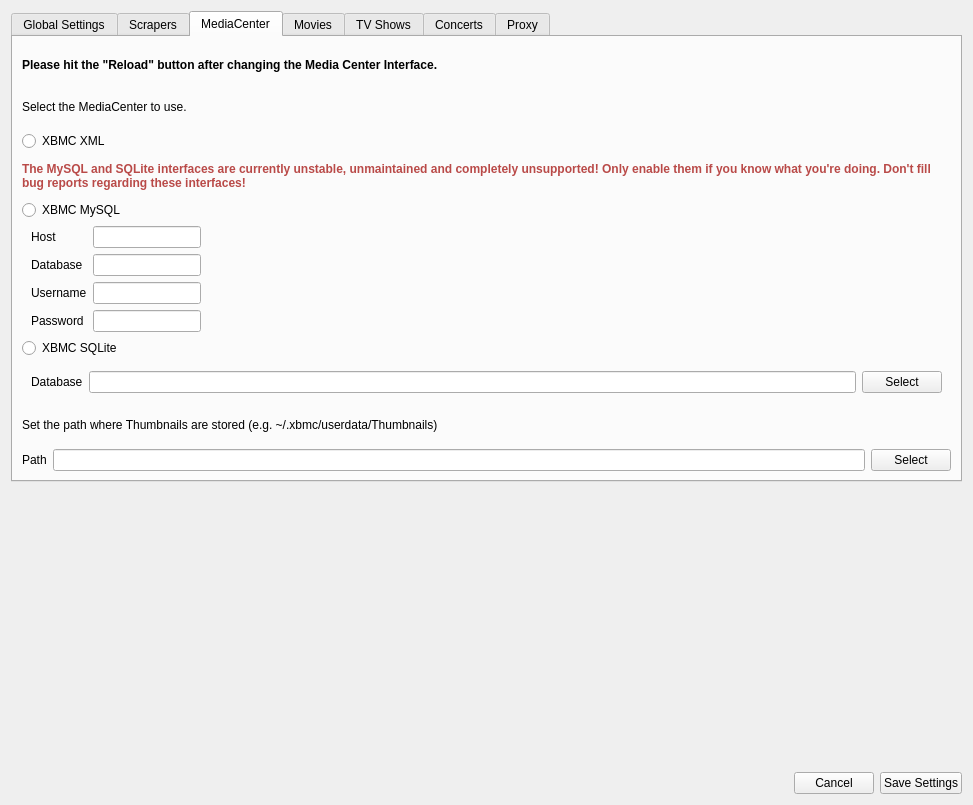
Before: the Qt Designer form settings/SettingsWidget.ui in Komet/MediaElch, drawn with Qt 5.
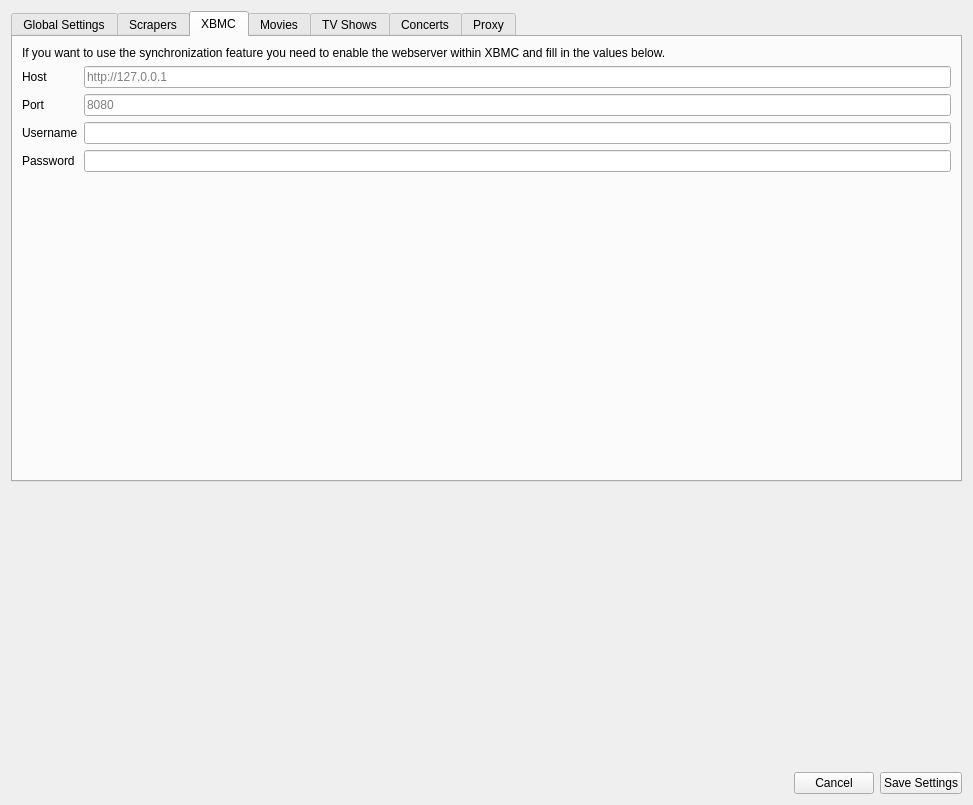
After: the same form once the commit is applied. The open tabs and pages were chosen to show the change. Icons and pictures are not drawn. Custom widgets are drawn as their Qt base class.

Commit message: Removed SQL interface and moved XBMC settings to Settings Dialog

Diff of the .ui file:
```diff
--- a/settings/SettingsWidget.ui
+++ b/settings/SettingsWidget.ui
@@ -330,19 +330,13 @@
      </widget>
      <widget class="QWidget" name="mediaCenters">
       <attribute name="title">
-       <string>MediaCenter</string>
+       <string>XBMC</string>
       </attribute>
-      <layout class="QVBoxLayout" name="verticalLayout_5">
+      <layout class="QVBoxLayout" name="verticalLayout_5" stretch="0,1">
        <item>
-        <widget class="QLabel" name="label_13">
-         <property name="font">
-          <font>
-           <weight>75</weight>
-           <bold>true</bold>
-          </font>
-         </property>
+        <widget class="QLabel" name="label_7">
          <property name="text">
-          <string>Please hit the &quot;Reload&quot; button after changing the Media Center Interface.</string>
+          <string>If you want to use the synchronization feature you need to enable the webserver within XBMC and fill in the values below.</string>
          </property>
          <property name="wordWrap">
           <bool>true</bool>
@@ -350,201 +344,56 @@
         </widget>
        </item>
        <item>
-        <widget class="QLabel" name="label_2">
-         <property name="text">
-          <string>Select the MediaCenter to use.</string>
-         </property>
-        </widget>
-       </item>
-       <item>
-        <widget class="QRadioButton" name="radioXbmcXml">
-         <property name="text">
-          <string>XBMC XML</string>
-         </property>
-        </widget>
-       </item>
-       <item>
-        <widget class="QLabel" name="labelWarning">
-         <property name="font">
-          <font>
-           <weight>75</weight>
-           <bold>true</bold>
-          </font>
-         </property>
-         <property name="styleSheet">
-          <string notr="true">color: #B94A48;</string>
-         </property>
-         <property name="text">
-          <string>The MySQL and SQLite interfaces are currently unstable, unmaintained and completely unsupported! Only enable them if you know what you're doing. Don't fill bug reports regarding these interfaces!</string>
-         </property>
-         <property name="wordWrap">
-          <bool>true</bool>
-         </property>
-        </widget>
-       </item>
-       <item>
-        <widget class="QRadioButton" name="radioXbmcMysql">
-         <property name="text">
-          <string>XBMC MySQL</string>
-         </property>
-        </widget>
-       </item>
-       <item>
-        <widget class="QWidget" name="widgetXbmcMysql" native="true">
          <layout class="QFormLayout" name="formLayout">
-          <property name="fieldGrowthPolicy">
-           <enum>QFormLayout::FieldsStayAtSizeHint</enum>
-          </property>
-          <property name="topMargin">
-           <number>0</number>
-          </property>
-          <property name="bottomMargin">
-           <number>0</number>
-          </property>
           <item row="0" column="0">
-           <widget class="QLabel" name="label_4">
+          <widget class="QLabel" name="label_2">
             <property name="text">
              <string>Host</string>
             </property>
            </widget>
           </item>
           <item row="0" column="1">
-           <widget class="QLineEdit" name="inputHost">
-            <property name="minimumSize">
-             <size>
-              <width>0</width>
-              <height>15</height>
-             </size>
+          <widget class="QLineEdit" name="xbmcHost">
+           <property name="placeholderText">
+            <string>http://127.0.0.1</string>
             </property>
            </widget>
           </item>
           <item row="1" column="0">
-           <widget class="QLabel" name="label_5">
+          <widget class="QLabel" name="label_4">
             <property name="text">
-             <string>Database</string>
+            <string>Port</string>
             </property>
            </widget>
           </item>
           <item row="1" column="1">
-           <widget class="QLineEdit" name="inputDatabase">
-            <property name="minimumSize">
-             <size>
-              <width>0</width>
-              <height>15</height>
-             </size>
+          <widget class="QLineEdit" name="xbmcPort">
+           <property name="placeholderText">
+            <string>8080</string>
             </property>
            </widget>
           </item>
           <item row="2" column="0">
-           <widget class="QLabel" name="label_6">
+          <widget class="QLabel" name="label_5">
             <property name="text">
              <string>Username</string>
             </property>
            </widget>
           </item>
           <item row="2" column="1">
-           <widget class="QLineEdit" name="inputUsername">
-            <property name="minimumSize">
-             <size>
-              <width>0</width>
-              <height>15</height>
-             </size>
-            </property>
-           </widget>
+          <widget class="QLineEdit" name="xbmcUsername"/>
           </item>
           <item row="3" column="0">
-           <widget class="QLabel" name="label_7">
+          <widget class="QLabel" name="label_6">
             <property name="text">
              <string>Password</string>
             </property>
            </widget>
           </item>
           <item row="3" column="1">
-           <widget class="QLineEdit" name="inputPassword">
-            <property name="minimumSize">
-             <size>
-              <width>0</width>
-              <height>15</height>
-             </size>
-            </property>
+          <widget class="QLineEdit" name="xbmcPassword">
             <property name="echoMode">
              <enum>QLineEdit::Password</enum>
-            </property>
-           </widget>
-          </item>
-         </layout>
-        </widget>
-       </item>
-       <item>
-        <widget class="QRadioButton" name="radioXbmcSqlite">
-         <property name="text">
-          <string>XBMC SQLite</string>
-         </property>
-        </widget>
-       </item>
-       <item>
-        <widget class="QWidget" name="widgetXbmcSqlite" native="true">
-         <layout class="QHBoxLayout" name="horizontalLayout_4">
-          <property name="topMargin">
-           <number>0</number>
-          </property>
-          <property name="bottomMargin">
-           <number>0</number>
-          </property>
-          <item>
-           <widget class="QLabel" name="label_8">
-            <property name="text">
-             <string>Database</string>
-            </property>
-           </widget>
-          </item>
-          <item>
-           <widget class="QLineEdit" name="inputSqliteDatabase">
-            <property name="readOnly">
-             <bool>true</bool>
-            </property>
-           </widget>
-          </item>
-          <item>
-           <widget class="QPushButton" name="buttonSelectSqliteDatabase">
-            <property name="text">
-             <string>Select</string>
-            </property>
-           </widget>
-          </item>
-         </layout>
-        </widget>
-       </item>
-       <item>
-        <widget class="QLabel" name="labelXbmcThumbnailPathDesc">
-         <property name="text">
-          <string>Set the path where Thumbnails are stored (e.g. ~/.xbmc/userdata/Thumbnails)</string>
-         </property>
-         <property name="wordWrap">
-          <bool>true</bool>
-         </property>
-        </widget>
-       </item>
-       <item>
-        <layout class="QHBoxLayout" name="layoutXbmcThumbnailPath">
-         <item>
-          <widget class="QLabel" name="labelXbmcThumbnailPath">
-           <property name="text">
-            <string>Path</string>
-           </property>
-          </widget>
-         </item>
-         <item>
-          <widget class="QLineEdit" name="inputThumbnailPath">
-           <property name="readOnly">
-            <bool>true</bool>
-           </property>
-          </widget>
-         </item>
-         <item>
-          <widget class="QPushButton" name="buttonSelectThumbnailPath">
-           <property name="text">
-            <string>Select</string>
            </property>
           </widget>
          </item>
```
Lines whose indentation alone changed are shown as unchanged. The commit also changes 15 other files.
